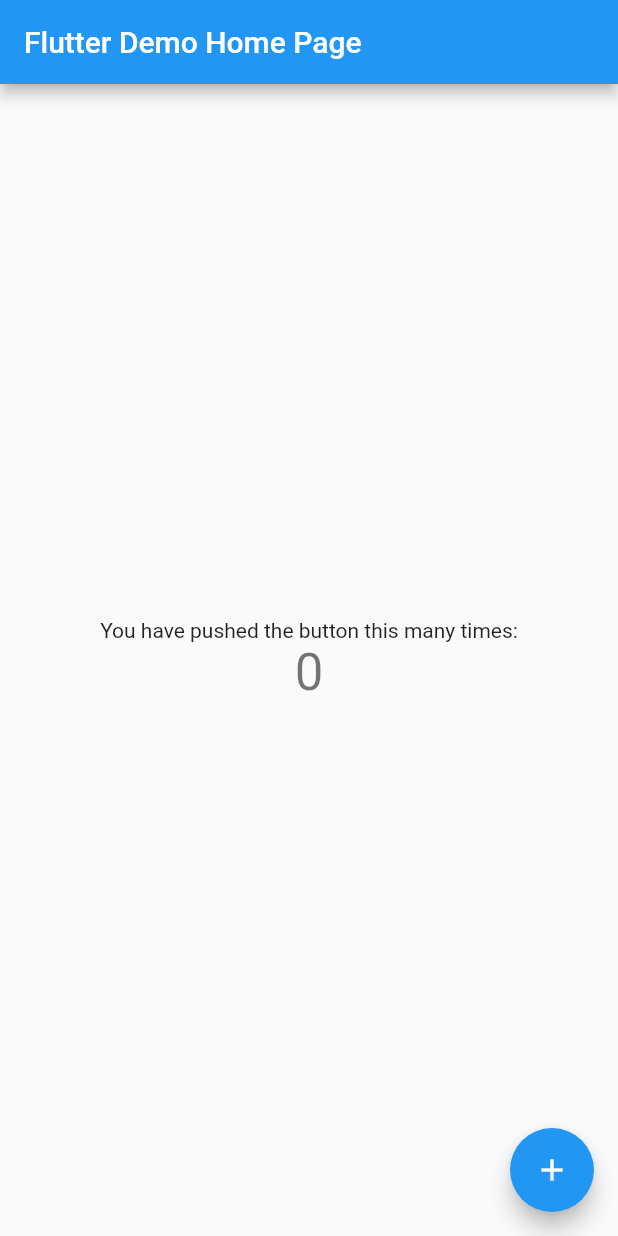
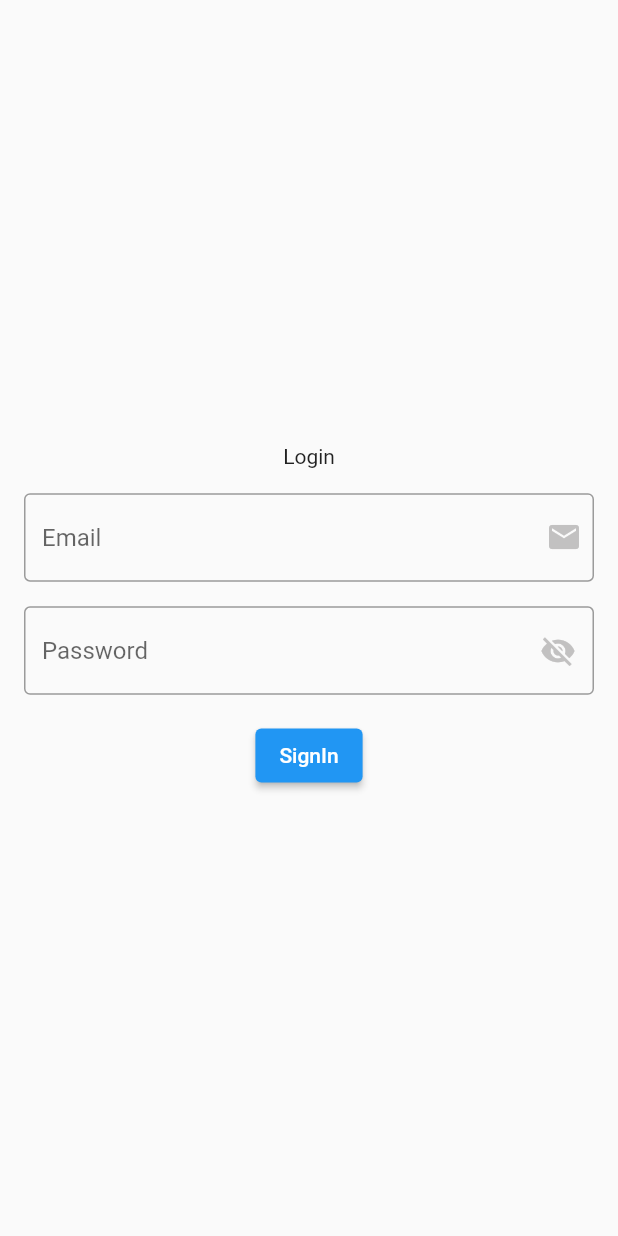
Before and after one commit to MoizesFSantos/LoginAndRegister, a Flutter app: the screen it shows after launch, on a phone screen of 412 x 824 dp. Run offline on Flutter 3.47's test engine with Material 2 defaults, Android fonts, the phone set to English and light mode, and no system bars.

Commit message:
feat:SignIn Page

```diff
--- a/lib/main.dart
+++ b/lib/main.dart
@@ -1,4 +1,5 @@
 import 'package:flutter/material.dart';
+import 'screens/sign_in.dart';
 
 void main() {
   runApp(const MyApp());
@@ -6,110 +7,16 @@
 
 class MyApp extends StatelessWidget {
   const MyApp({Key? key}) : super(key: key);
-
-  // This widget is the root of your application.
   @override
   Widget build(BuildContext context) {
     return MaterialApp(
+      debugShowCheckedModeBanner: false,
       title: 'Flutter Demo',
       theme: ThemeData(
-        // This is the theme of your application.
-        //
-        // Try running your application with "flutter run". You'll see the
-        // application has a blue toolbar. Then, without quitting the app, try
-        // changing the primarySwatch below to Colors.green and then invoke
-        // "hot reload" (press "r" in the console where you ran "flutter run",
-        // or simply save your changes to "hot reload" in a Flutter IDE).
-        // Notice that the counter didn't reset back to zero; the application
-        // is not restarted.
         primarySwatch: Colors.blue,
       ),
-      home: const MyHomePage(title: 'Flutter Demo Home Page'),
+      initialRoute: '/signIn',
+      routes: {'/signIn': (context) => const SignIn()},
     );
   }
 }
-
-class MyHomePage extends StatefulWidget {
-  const MyHomePage({Key? key, required this.title}) : super(key: key);
-
-  // This widget is the home page of your application. It is stateful, meaning
-  // that it has a State object (defined below) that contains fields that affect
-  // how it looks.
-
-  // This class is the configuration for the state. It holds the values (in this
-  // case the title) provided by the parent (in this case the App widget) and
-  // used by the build method of the State. Fields in a Widget subclass are
-  // always marked "final".
-
-  final String title;
-
-  @override
-  State<MyHomePage> createState() => _MyHomePageState();
-}
-
-class _MyHomePageState extends State<MyHomePage> {
-  int _counter = 0;
-
-  void _incrementCounter() {
-    setState(() {
-      // This call to setState tells the Flutter framework that something has
-      // changed in this State, which causes it to rerun the build method below
-      // so that the display can reflect the updated values. If we changed
-      // _counter without calling setState(), then the build method would not be
-      // called again, and so nothing would appear to happen.
-      _counter++;
-    });
-  }
-
-  @override
-  Widget build(BuildContext context) {
-    // This method is rerun every time setState is called, for instance as done
-    // by the _incrementCounter method above.
-    //
-    // The Flutter framework has been optimized to make rerunning build methods
-    // fast, so that you can just rebuild anything that needs updating rather
-    // than having to individually change instances of widgets.
-    return Scaffold(
-      appBar: AppBar(
-        // Here we take the value from the MyHomePage object that was created by
-        // the App.build method, and use it to set our appbar title.
-        title: Text(widget.title),
-      ),
-      body: Center(
-        // Center is a layout widget. It takes a single child and positions it
-        // in the middle of the parent.
-        child: Column(
-          // Column is also a layout widget. It takes a list of children and
-          // arranges them vertically. By default, it sizes itself to fit its
-          // children horizontally, and tries to be as tall as its parent.
-          //
-          // Invoke "debug painting" (press "p" in the console, choose the
-          // "Toggle Debug Paint" action from the Flutter Inspector in Android
-          // Studio, or the "Toggle Debug Paint" command in Visual Studio Code)
-          // to see the wireframe for each widget.
-          //
-          // Column has various properties to control how it sizes itself and
-          // how it positions its children. Here we use mainAxisAlignment to
-          // center the children vertically; the main axis here is the vertical
-          // axis because Columns are vertical (the cross axis would be
-          // horizontal).
-          mainAxisAlignment: MainAxisAlignment.center,
-          children: <Widget>[
-            const Text(
-              'You have pushed the button this many times:',
-            ),
-            Text(
-              '$_counter',
-              style: Theme.of(context).textTheme.headline4,
-            ),
-          ],
-        ),
-      ),
-      floatingActionButton: FloatingActionButton(
-        onPressed: _incrementCounter,
-        tooltip: 'Increment',
-        child: const Icon(Icons.add),
-      ), // This trailing comma makes auto-formatting nicer for build methods.
-    );
-  }
-}
--- /dev/null
+++ b/lib/screens/sign_in.dart
@@ -0,0 +1,72 @@
+import 'package:flutter/material.dart';
+
+class SignIn extends StatelessWidget {
+  const SignIn({Key? key}) : super(key: key);
+
+  @override
+  Widget build(BuildContext context) {
+    return Container(
+      decoration: const BoxDecoration(),
+      child: Scaffold(
+        body: Center(
+          // ignore: prefer_const_literals_to_create_immutables
+          child: Form(
+            child: Padding(
+              padding: const EdgeInsets.all(16.0),
+              child: SingleChildScrollView(
+                child: Column(
+                  mainAxisAlignment: MainAxisAlignment.center,
+                  crossAxisAlignment: CrossAxisAlignment.center,
+                  children: [
+                    const Text('Login'),
+                    SizedBox(
+                      height: MediaQuery.of(context).size.height * .02,
+                    ),
+                    TextFormField(
+                      keyboardType: TextInputType.emailAddress,
+                      // ignore: prefer_const_constructors
+                      decoration: InputDecoration(
+                        suffixIcon: const Padding(
+                          padding: EdgeInsets.only(left: 8.0),
+                          child: Icon(
+                            Icons.email,
+                            color: Color.fromARGB(255, 194, 193, 193),
+                          ),
+                        ),
+                        hintText: 'Email',
+                        border: const OutlineInputBorder(),
+                      ),
+                    ),
+                    SizedBox(
+                      height: MediaQuery.of(context).size.height * .02,
+                    ),
+                    TextFormField(
+                      decoration: InputDecoration(
+                        suffixIcon: GestureDetector(
+                          onTap: () => {},
+                          child: const Icon(
+                            Icons.visibility_off,
+                            color: Color.fromARGB(255, 194, 193, 193),
+                          ),
+                        ),
+                        hintText: 'Password',
+                        border: const OutlineInputBorder(),
+                      ),
+                    ),
+                    SizedBox(
+                      height: MediaQuery.of(context).size.height * .02,
+                    ),
+                    ElevatedButton(
+                      onPressed: () => {},
+                      child: const Text('SignIn'),
+                    )
+                  ],
+                ),
+              ),
+            ),
+          ),
+        ),
+      ),
+    );
+  }
+}
```
